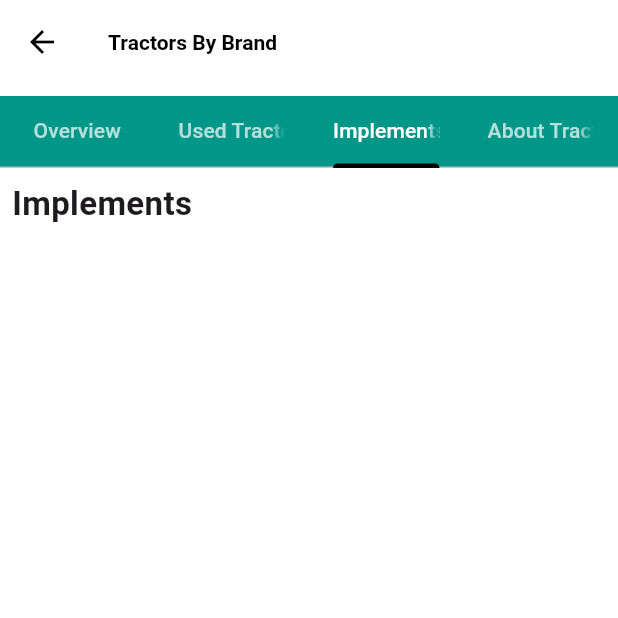
After one commit to Ramdev-Lodhi/farm_connects, a Flutter app: the TractorsByBrandScreen screen opened directly, tab 3 chosen, on a phone screen of 412 x 824 dp, the top half of it. The commit adds this screen. Run offline on Flutter 3.47's test engine with Material 3 defaults, Android fonts, the phone set to English and light mode, and no system bars; our stand-ins replace bloc, cached_network_image, carousel_slider, conditional_builder_null_safety, dio, flutter_bloc and 12 more; missing offline and left inert: dart:ffi; accounts and stored records are empty; network calls fail; Roboto replaces fonts that are missing (Poppens); project files that could hold a hidden picture were left out.

Commit message:
feat: Update All Packages and Code

```diff
--- a/lib/config/network/remote/dio.dart
+++ b/lib/config/network/remote/dio.dart
@@ -5,7 +5,7 @@ class DioHelper {
 
   static init() {
     dio = Dio(BaseOptions(
-        baseUrl: "http://192.168.242.97:3000/api/",
+        baseUrl: "https://farmconnects-s31x.onrender.com/api/",
         receiveDataWhenStatusError: true,
         headers: {
           "Content-Type": "application/json",
--- a/lib/constants/palette.dart
+++ b/lib/constants/palette.dart
@@ -8,6 +8,5 @@ class Palette {
  static const Color facebookColor = Color(0xFF3B5999);
  static const Color googleColor = Color(0xFFDE4B39);
  static const Color backgroundColor = Color(0xFFECF3F9);
-
-
+ static const Color tabbarColor = Color(0xFF009688);
 }
--- /dev/null
+++ b/lib/screen/BuyScreen/tractors_by_brand_screen.dart
@@ -0,0 +1,290 @@
+import 'package:cached_network_image/cached_network_image.dart';
+import 'package:farm_connects/screen/BuyScreen/tractor_details_screen.dart';
+import 'package:flutter/material.dart';
+import 'package:flutter_screenutil/flutter_screenutil.dart';
+import 'package:get/get.dart';
+import '../../constants/palette.dart';
+import '../../cubits/home_cubit/home_cubit.dart';
+import '../../models/home_data_model.dart';
+import '../../widgets/customDropdown.dart';
+import 'customExpansionTile.dart';
+
+class TractorsByBrandScreen extends StatefulWidget {
+  final String? brandName;
+  final String? brandId;
+
+  const TractorsByBrandScreen({Key? key, this.brandName, this.brandId})
+      : super(key: key);
+
+  @override
+  _TractorsByBrandScreenState createState() => _TractorsByBrandScreenState();
+}
+
+class _TractorsByBrandScreenState extends State<TractorsByBrandScreen> {
+  int _expandedIndex = -1;
+  String? _selectedbrand;
+
+  @override
+  void initState() {
+    super.initState();
+    _selectedbrand = widget.brandName;
+  }
+
+  @override
+  Widget build(BuildContext context) {
+    HomeCubit cubit = HomeCubit.get(context);
+    final tractors = cubit.homeDataModel?.data.tractors ?? [];
+    final brands = cubit.homeDataModel?.data.brands ?? [];
+
+    // Filter tractors based on the passed brandId or brandName
+    List<Tractors> filteredTractors = tractors.where((tractor) {
+      return (tractor.brand == _selectedbrand);
+    }).toList();
+
+    return DefaultTabController(
+      length: 4,
+      child: Scaffold(
+        appBar: AppBar(
+          title: Text(
+            'Tractors By ${_selectedbrand ?? 'Brand'}',
+            style: TextStyle(fontWeight: FontWeight.bold),
+          ),
+          bottom: PreferredSize(
+            preferredSize: Size.fromHeight(kToolbarHeight),
+            child: Container(
+              color: Palette.tabbarColor,
+              child: TabBar(
+                isScrollable: false,
+                labelColor: Colors.white,
+                unselectedLabelColor: Colors.white70,
+                indicatorColor: Colors.black,
+                indicatorPadding: EdgeInsets.zero,
+                labelPadding: EdgeInsets.symmetric(horizontal: 16),
+                tabs: const [
+                  Tab(text: 'Overview'),
+                  Tab(text: 'Used Tractors'),
+                  Tab(text: 'Implements'),
+                  Tab(text: 'About Tractors'),
+                ],
+              ),
+            ),
+          ),
+        ),
+        body: TabBarView(
+          children: [
+            _buildOverview(filteredTractors, context),
+            _buildVerticalScrollableContent(_buildUsedTractorsSection()),
+            _buildVerticalScrollableContent(_buildImplementsSection()),
+            _buildVerticalScrollableContent(_buildAboutTractorsSection()),
+          ],
+        ),
+      ),
+    );
+  }
+
+  Widget _buildOverview(List<Tractors> filteredTractors, BuildContext context) {
+    List<String> brandList = [];
+    brandList = HomeCubit.get(context)
+            .homeDataModel
+            ?.data
+            .brands
+            .map((brand) => brand.name)
+            .toList() ??
+        [];
+    return Column(
+      children: [
+        // Dropdown to change brand
+        Padding(
+          padding: EdgeInsets.all(8.0),
+          child: CustomDropdown(
+            hint: "Change Brand",
+            items: brandList,
+            // value: _selectedbrand,
+            onChanged: (value) {
+              setState(() => _selectedbrand = value);
+            },
+            label: "",
+          ),
+        ),
+        // List of filtered tractors
+        Expanded(
+          child: _buildTractorsList(filteredTractors, context),
+        ),
+      ],
+    );
+  }
+
+  Widget _buildTractorsList(
+      List<Tractors> tractorsByBrand, BuildContext context) {
+    return ListView.builder(
+      itemCount: tractorsByBrand.length,
+      itemBuilder: (context, index) {
+        return tractorItemBuilder(tractorsByBrand[index], context);
+      },
+    );
+  }
+
+  Widget _buildVerticalScrollableContent(Widget child) {
+    return SingleChildScrollView(child: child);
+  }
+
+  Widget tractorItemBuilder(Tractors product, BuildContext context) {
+    HomeCubit cubit = HomeCubit.get(context);
+
+    return Padding(
+      padding: EdgeInsets.symmetric(vertical: 4.0.h),
+      child: GestureDetector(
+        onTap: () {
+          // print('brandName: ${product?.name}');
+          // print('brandId: ${product?.id}');
+          Get.to(() => TractorsDetails(tractor: product!));
+        },
+        child: Card(
+          elevation: 1,
+          child: Material(
+            elevation: 3.0,
+            borderRadius: BorderRadius.circular(8.0),
+            color: cubit.isDark ? Colors.grey[800] : Colors.white,
+            child: Container(
+              width: 400.w,
+              decoration: BoxDecoration(
+                borderRadius: BorderRadius.circular(5.0),
+              ),
+              child: ClipRRect(
+                borderRadius: BorderRadius.circular(10.0),
+                child: Column(
+                  crossAxisAlignment: CrossAxisAlignment.center,
+                  children: [
+                    Padding(
+                      padding: const EdgeInsets.all(8.0),
+                      child: ClipRRect(
+                        borderRadius: BorderRadius.circular(6.0),
+                        child: SizedBox(
+                          height: 190.w,
+                          child: CachedNetworkImage(
+                            imageUrl: product?.image ?? '',
+                            fit: BoxFit.contain,
+                            width: double.infinity,
+                            errorWidget: (context, url, error) =>
+                                const Icon(Icons.error_outline),
+                          ),
+                        ),
+                      ),
+                    ),
+                    Padding(
+                      padding: const EdgeInsets.all(2.0),
+                      child: Column(
+                        crossAxisAlignment: CrossAxisAlignment.center,
+                        children: [
+                          Text(
+                            '${product?.brand ?? ''} ${product?.name ?? ''}'
+                                .trim(),
+                            maxLines: 1,
+                            textAlign: TextAlign.center,
+                            overflow: TextOverflow.ellipsis,
+                            style: TextStyle(
+                              fontSize: 16.0.sp,
+                              fontWeight: FontWeight.bold,
+                              color: cubit.isDark ? Colors.white : Colors.black,
+                            ),
+                          ),
+                          Row(
+                            mainAxisAlignment: MainAxisAlignment.center,
+                            children: [
+                              Text(
+                                'HP: ${product?.engine.hpCategory ?? 'N/A'}',
+                                style: TextStyle(
+                                  fontSize: 14.0.sp,
+                                  fontWeight: FontWeight.bold,
+                                  color: cubit.isDark
+                                      ? Colors.grey[400]
+                                      : Colors.black,
+                                ),
+                              ),
+                              SizedBox(width: 10.w),
+                              Text(
+                                'CC: ${product?.engine.capacityCC ?? 'N/A'} CC',
+                                style: TextStyle(
+                                  fontSize: 14.0.sp,
+                                  fontWeight: FontWeight.bold,
+                                  color: cubit.isDark
+                                      ? Colors.grey[400]
+                                      : Colors.black,
+                                ),
+                              ),
+                            ],
+                          ),
+                          Padding(
+                            padding: const EdgeInsets.all(8.0),
+                            child: Container(
+                              width: double.infinity,
+                              margin: EdgeInsets.only(bottom: 0),
+                              child: ElevatedButton(
+                                onPressed: () {
+                                  print('brandName: ${product?.name}');
+                                  print('brandId: ${product?.id}');
+                                  // Navigate to check price screen
+                                },
+                                child: const Text("Check Tractor Price",
+                                    style: TextStyle(color: Colors.white)),
+                                style: ElevatedButton.styleFrom(
+                                  backgroundColor: Color(0xFF009688),
+                                  shape: RoundedRectangleBorder(
+                                    borderRadius: BorderRadius.circular(2.0),
+                                  ),
+                                ),
+                              ),
+                            ),
+                          ),
+                        ],
+                      ),
+                    ),
+                  ],
+                ),
+              ),
+            ),
+          ),
+        ),
+      ),
+    );
+  }
+
+  Widget _buildImplementsSection() {
+    return const Padding(
+      padding: EdgeInsets.all(8.0),
+      child: Text(
+        'Implements',
+        style: TextStyle(
+          fontSize: 22,
+          fontWeight: FontWeight.bold,
+        ),
+      ),
+    );
+  }
+
+  Widget _buildAboutTractorsSection() {
+    return const Padding(
+      padding: EdgeInsets.all(8.0),
+      child: Text(
+        'About',
+        style: TextStyle(
+          fontSize: 22,
+          fontWeight: FontWeight.bold,
+        ),
+      ),
+    );
+  }
+
+  Widget _buildUsedTractorsSection() {
+    return const Padding(
+      padding: EdgeInsets.all(8.0),
+      child: Text(
+        'Used Tractors', // Tyres section heading
+        style: TextStyle(
+          fontSize: 22,
+          fontWeight: FontWeight.bold,
+        ),
+      ),
+    );
+  }
+}
--- a/pubspec.yaml
+++ b/pubspec.yaml
@@ -19,7 +19,7 @@ publish_to: 'none' # Remove this line if you wish to publish to pub.dev
 version: 1.0.0+1
 
 environment:
-  sdk: ^3.5.0
+  sdk: ^3.5.3
 
 # Dependencies specify other packages that your package needs in order to work.
 # To automatically upgrade your package dependencies to the latest versions
@@ -30,7 +30,6 @@ environment:
 dependencies:
   flutter:
     sdk: flutter
-
 
 
   # The following adds the Cupertino Icons font to your application.
@@ -58,6 +57,7 @@ dependencies:
   image_picker: ^1.1.2
   mime: ^2.0.0
   permission_handler: ^11.3.1
+  build_runner: ^2.4.13
 
 dev_dependencies:
   flutter_test:
@@ -90,7 +90,6 @@ flutter:
     - assets/images/logo/
     - assets/images/rent_sell/
     - assets/countrycodes.json
-  #   - images/a_dot_ham.jpeg
 
   # An image asset can refer to one or more resolution-specific "variants", see
   # https://flutter.dev/to/resolution-aware-images
```
Also changed, not shown: lib/cubits/home_cubit/home_cubit.dart (+4 -13 lines), lib/models/home_data_model.dart (+35 -0 lines), lib/screen/BuyScreen/brand_screen.dart (+4 -4 lines), lib/screen/BuyScreen/new_tractors_screen.dart (+2 -6 lines), lib/screen/BuyScreen/tractor_details_screen.dart (+4 -5 lines), lib/screen/home_screen.dart (+145 -144 lines), pubspec.lock, 6 other files.
